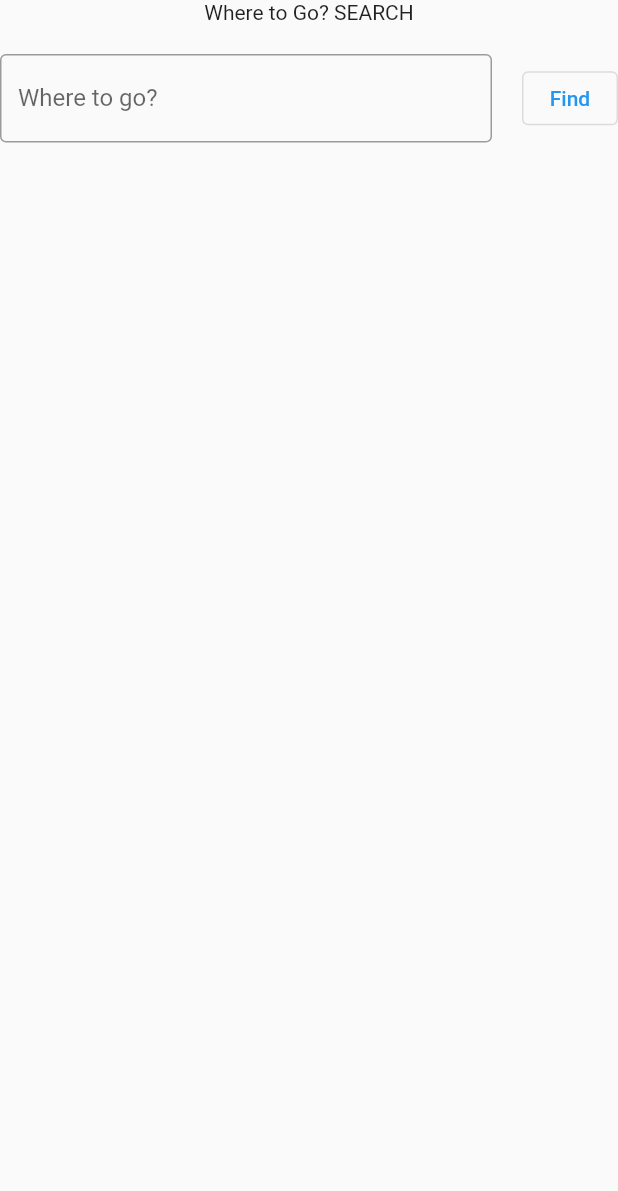
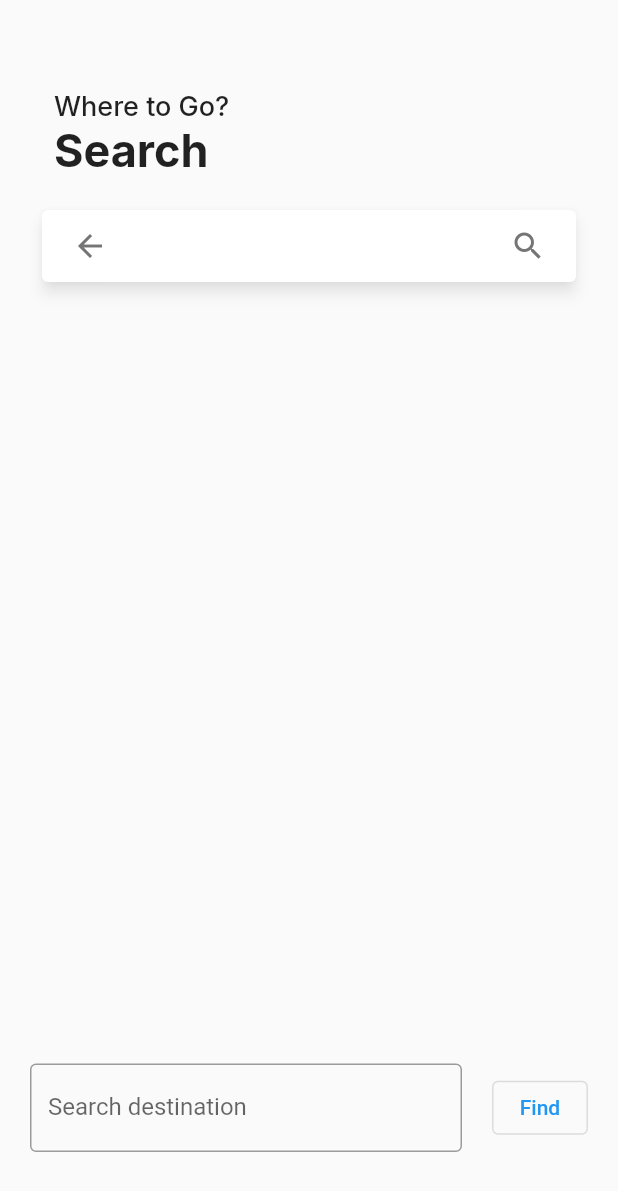
Before and after one commit to 2022-solution-challenge/Navi-FE, a Flutter app: the NaviApp widget shown alone on an empty page, opened directly, on a phone screen of 412 x 824 dp. Shown: the top 1191 px of the screen. Run offline on Flutter 3.47's test engine with Material 2 defaults, Android fonts, the phone set to English and light mode, and no system bars; drawn by our look-alikes of material_floating_search_bar; our stand-ins replace dio, flutter_dotenv, google_fonts, google_maps_flutter, lazy_load_scrollview, like_button; missing offline and left inert: clippy_flutter, custom_info_window, flutter_polyline_points, google_maps_controller, maps_toolkit.

Commit message:
add searchbar widget

```diff
--- a/lib/navi/naviMain.dart
+++ b/lib/navi/naviMain.dart
@@ -1,24 +1,26 @@
 import 'dart:developer';
 import 'package:flutter/foundation.dart';
 import 'package:flutter/material.dart';
+import 'package:google_fonts/google_fonts.dart';
 import 'mapModel/mapDest.dart';
 import 'searchLocationModel/searchData.dart';
 import 'searchLocationModel/searchDataModel.dart';
 import 'searchLocationModel/searchDataRepository.dart';
+import 'package:material_floating_search_bar/material_floating_search_bar.dart';
 
-class NaviApp extends StatefulWidget{
+class NaviApp extends StatefulWidget {
   const NaviApp({Key? key}) : super(key: key);
 
   @override
   State<NaviApp> createState() => NaviAppState();
 }
-class NaviAppState extends State<NaviApp>{
+
+class NaviAppState extends State<NaviApp> {
   bool isLoaded = false;
   SearchData? naviSearchData;
   void setSearchData(String query) async {
-
     //잘못 눌렸을 경우 대비용 null BTN
-    if (query == null){
+    if (query == null) {
       return;
     }
     SearchData? nowData = await SearchRepository().getInfomation(name: query);
@@ -29,11 +31,16 @@ class NaviAppState extends State<NaviApp>{
   }
 
   @override
-  Widget build(BuildContext context){
-    return Center(
+  Widget build(BuildContext context) {
+    return Padding(
+        padding: const EdgeInsets.symmetric(horizontal: 20),
         child: Column(
+          crossAxisAlignment: CrossAxisAlignment.stretch,
           children: <Widget>[
-            Text("Where to Go? SEARCH"),
+            _description(),
+            Expanded(
+      child: SearchBar(),
+    ),
             SizedBox(
               height: 20.0,
             ),
@@ -43,14 +50,12 @@ class NaviAppState extends State<NaviApp>{
             ),
             SearchResult(searchData: naviSearchData, isLoaded: isLoaded),
           ],
-        )
-    );
+        ));
   }
 }
 
-
 //Make StateFul widget
-class ToGoInput extends StatefulWidget{
+class ToGoInput extends StatefulWidget {
   const ToGoInput(this.changeQuery);
 
   final void Function(String) changeQuery;
@@ -59,37 +64,31 @@ class ToGoInput extends StatefulWidget{
   State<ToGoInput> createState() => ToGoInputState();
 }
 
-class ToGoInputState extends State<ToGoInput>{
-
+class ToGoInputState extends State<ToGoInput> {
   final textController = TextEditingController();
   String textToFind = "";
   @override
-  void initState(){
-
-  }
+  void initState() {}
   @override
-  Widget build(BuildContext context){
+  Widget build(BuildContext context) {
     return Container(
       // height: 300,
       child: Row(
         children: <Widget>[
-
           Expanded(
             child: TextField(
               controller: textController,
               decoration: InputDecoration(
                 border: OutlineInputBorder(),
-                labelText: 'Where to go?',
+                labelText: 'Search destination',
               ),
             ),
           ),
-
           SizedBox(
             width: 20.0,
           ),
-
           OutlinedButton(
-            onPressed: (){
+            onPressed: () {
               textToFind = textController.text;
               widget.changeQuery(textToFind);
             },
@@ -100,3 +99,136 @@ class ToGoInputState extends State<ToGoInput>{
     );
   }
 }
+
+Widget _description() {
+  return Padding(
+    padding: EdgeInsets.only(left: 16, bottom: 16, top: 60),
+    child: Column(
+      crossAxisAlignment: CrossAxisAlignment.start,
+      children: <Widget>[
+        Text(
+          'Where to Go?',
+          style: GoogleFonts.inter(
+            fontSize: 18,
+            fontWeight: FontWeight.w500,
+          ),
+        ),
+        Text(
+          'Search',
+          style: GoogleFonts.inter(
+            fontSize: 30,
+            fontWeight: FontWeight.w700,
+          ),
+        )
+      ],
+    ),
+  );
+}
+
+class SearchBar extends StatefulWidget {
+  @override
+  _SearchBar createState() => _SearchBar();
+}
+
+class _SearchBar extends State<SearchBar> {
+  static const historyLength = 5;
+
+
+  late List<String> filteredSearchHistory;
+
+  String selectedTerm = "";
+
+
+  FloatingSearchBarController controller =  FloatingSearchBarController();
+
+  @override
+  void initState() {
+    super.initState();
+    controller = FloatingSearchBarController();
+  }
+
+  @override
+  void dispose() {
+    controller.dispose();
+    super.dispose();
+  }
+
+  @override
+  Widget build(BuildContext context) {
+    return FloatingSearchBar(
+      controller: controller,
+      transition: CircularFloatingSearchBarTransition(),
+      physics: BouncingScrollPhysics(),
+      title: Text(
+        selectedTerm ?? 'The Search App',
+        style: Theme.of(context).textTheme.headline6,
+      ),
+      hint: 'Search and find out...',
+      actions: [
+        FloatingSearchBarAction.searchToClear(),
+      ],
+      onSubmitted: (query) {
+        setState(() {
+          selectedTerm = query;
+        });
+        controller.close();
+      },
+      builder: (context, transition) {
+        return ClipRRect(
+          borderRadius: BorderRadius.circular(8),
+          child: Material(
+            color: Colors.white,
+            elevation: 4,
+            child: Builder(
+              builder: (context) {
+                if (controller.query.isEmpty) {
+                  return Container(
+                    height: 56,
+                    width: 100,
+                    alignment: Alignment.center,
+                    child: Text(
+                      'Start searching',
+                      maxLines: 1,
+                      overflow: TextOverflow.ellipsis,
+                      style: Theme.of(context).textTheme.caption,
+                    ),
+                  );
+                } else {
+                  return Column(
+                    mainAxisSize: MainAxisSize.min,
+                    children: filteredSearchHistory
+                        .map(
+                          (term) => ListTile(
+                            title: Text(
+                              term,
+                              maxLines: 1,
+                              overflow: TextOverflow.ellipsis,
+                            ),
+                            leading: const Icon(Icons.history),
+                            trailing: IconButton(
+                              icon: const Icon(Icons.clear),
+                              onPressed: () {
+                                setState(() {
+
+                                });
+                              },
+                            ),
+                            onTap: () {
+                              setState(() {
+                                selectedTerm = term;
+                              });
+                              controller.close();
+                            },
+                          ),
+                        )
+                        .toList(),
+                  );
+                }
+              },
+            ),
+          ),
+        );
+      },
+    );
+  }
+}
--- a/pubspec.yaml
+++ b/pubspec.yaml
@@ -50,6 +50,7 @@ dependencies:
   lazy_load_scrollview: ^1.3.0
   maps_toolkit: ^2.0.0
   google_fonts: ^2.3.1
+  material_floating_search_bar: ^0.3.7
 
 dev_dependencies:
   flutter_test:
```
Also changed, not shown: pubspec.lock.
